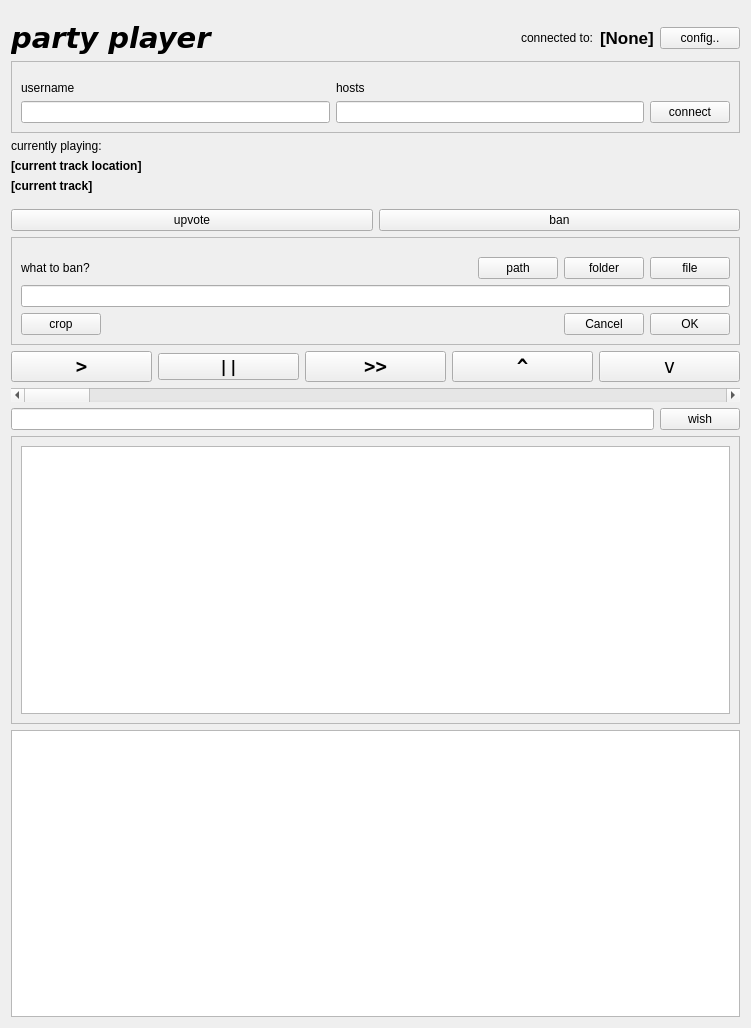
Old version of the form client/pmpc.ui in the repository frans-fuerst/music_scheduler.
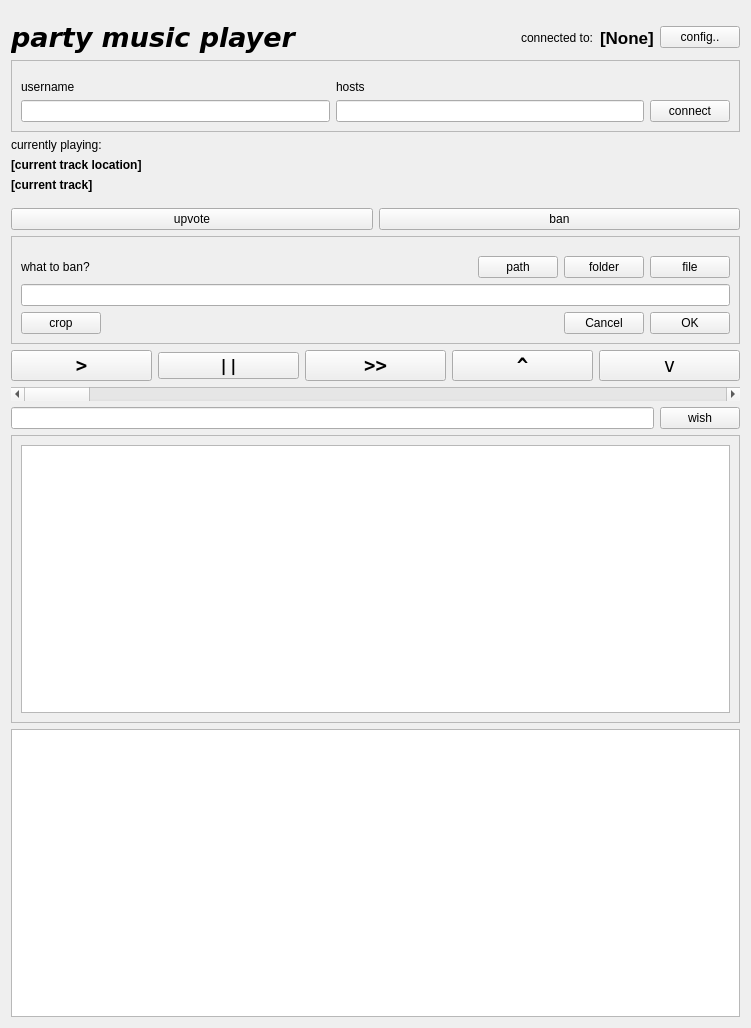
New version of the form.

Commit message: even more renaming

What changed in the file:
```diff
--- a/client/pmpc.ui
+++ b/client/pmpc.ui
@@ -26,14 +26,14 @@
          <property name="font">
           <font>
            <family>DejaVu Sans</family>
-           <pointsize>22</pointsize>
+           <pointsize>20</pointsize>
            <weight>75</weight>
            <italic>true</italic>
            <bold>true</bold>
           </font>
          </property>
          <property name="text">
-          <string>party player</string>
+          <string>party music player</string>
          </property>
         </widget>
        </item>
```
The commit also changes 1 other file.
